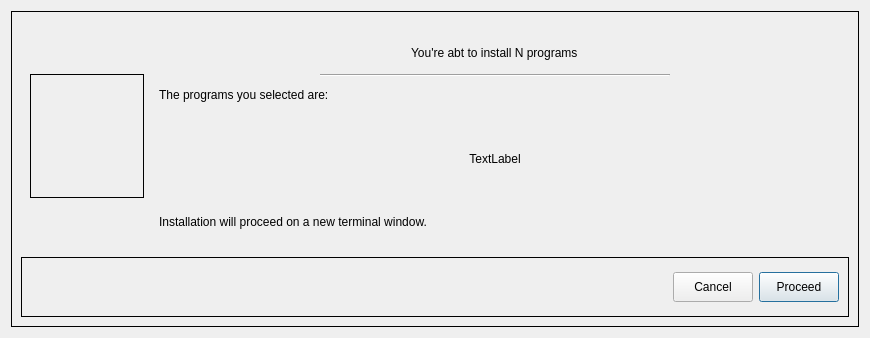
Before: the Qt Designer form src/ui/installDialog.ui in StratOS-Linux/stratOS-maneki-neko, drawn with Qt 5.
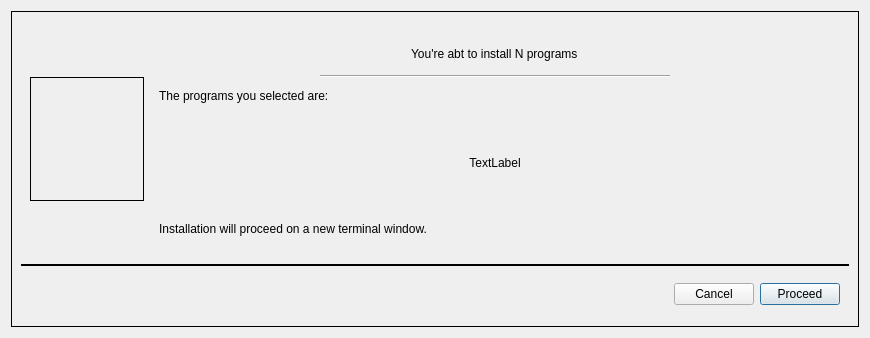
After: the same form once the commit is applied. Icons and pictures are not drawn.

The edit to the form file:
```diff
--- a/src/ui/installDialog.ui
+++ b/src/ui/installDialog.ui
@@ -222,6 +222,22 @@
         </layout>
        </widget>
       </item>
+      <item>
+       <widget class="QFrame" name="frame_5">
+        <property name="maximumSize">
+         <size>
+          <width>16777215</width>
+          <height>2</height>
+         </size>
+        </property>
+        <property name="frameShape">
+         <enum>QFrame::Box</enum>
+        </property>
+        <property name="frameShadow">
+         <enum>QFrame::Plain</enum>
+        </property>
+       </widget>
+      </item>
       <item>
        <widget class="QFrame" name="frame_4">
         <property name="minimumSize">
@@ -233,11 +249,11 @@
         <property name="maximumSize">
          <size>
           <width>16777215</width>
-          <height>60</height>
+          <height>45</height>
          </size>
         </property>
         <property name="frameShape">
-         <enum>QFrame::Box</enum>
+         <enum>QFrame::NoFrame</enum>
         </property>
         <property name="frameShadow">
          <enum>QFrame::Plain</enum>
@@ -263,7 +279,7 @@
              <property name="minimumSize">
               <size>
                <width>0</width>
-               <height>30</height>
+               <height>0</height>
               </size>
              </property>
              <property name="text">
@@ -276,7 +292,7 @@
              <property name="minimumSize">
               <size>
                <width>0</width>
-               <height>30</height>
+               <height>0</height>
               </size>
              </property>
              <property name="text">
```
